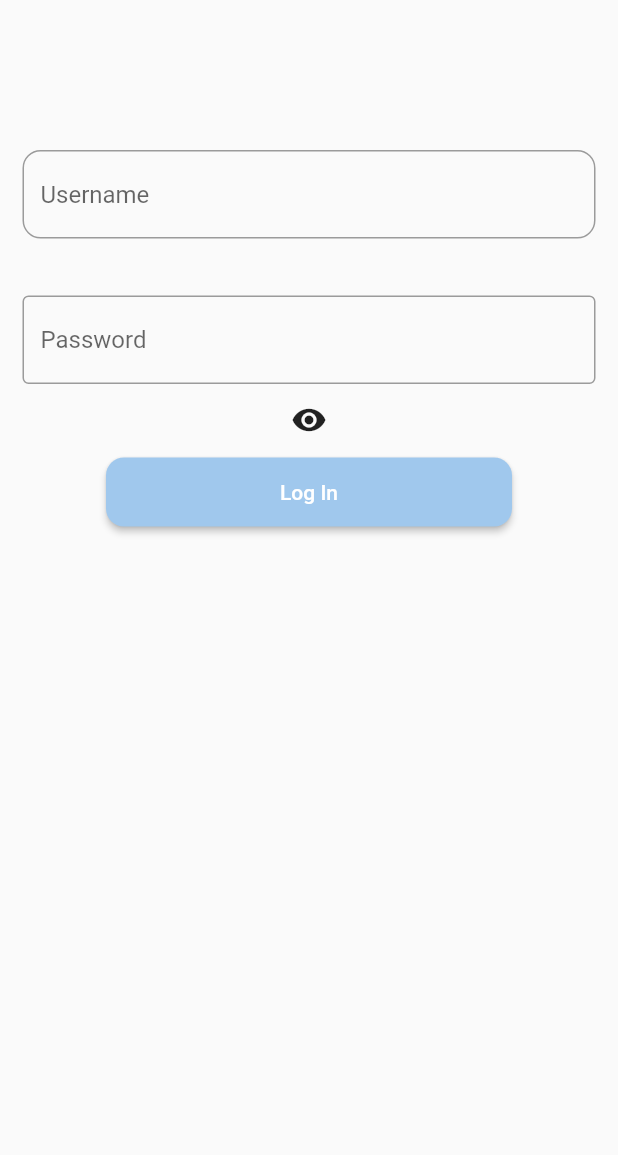
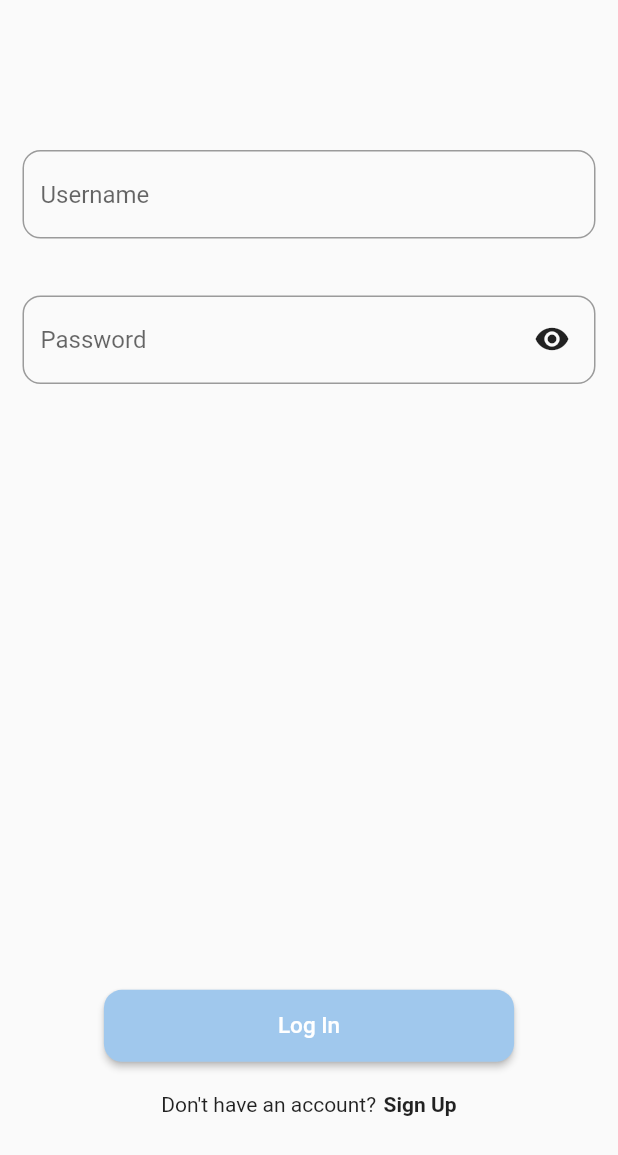
Before and after one commit to yangrchen/comp523-cafe-reservation, a Flutter app: the screen it shows after launch, on a phone screen of 412 x 824 dp. Shown: the top 1155 px of the screen. Run offline on Flutter 3.47's test engine with Material 2 defaults, Android fonts, the phone set to English and light mode, and no system bars; our stand-ins replace cloud_firestore, firebase_auth, firebase_core; accounts and stored records are empty.

Commit message:
Working Firebase account registration; finished registration view

```diff
--- a/cafe_reservation/lib/pages/login_page.dart
+++ b/cafe_reservation/lib/pages/login_page.dart
@@ -1,5 +1,3 @@
-import 'dart:developer';
-
 import 'package:firebase_auth/firebase_auth.dart';
 import 'package:flutter/material.dart';
 
@@ -13,24 +11,55 @@ class LoginPage extends StatefulWidget {
 class _LoginPageState extends State<LoginPage> {
   final _formKey = GlobalKey<FormState>();
   bool _passwordHidden = true;
+  bool _isRegistering = false;
   TextEditingController userController = TextEditingController();
   TextEditingController passwordController = TextEditingController();
+  TextEditingController confirmPasswordController = TextEditingController();
 
   Future<void> _signInWithEmail(String email, String password) async {
-    try {
-      await FirebaseAuth.instance.signInWithEmailAndPassword(
-        email: email,
-        password: password,
+    await FirebaseAuth.instance
+        .signInWithEmailAndPassword(email: email, password: password);
+  }
+
+  Future<void> _registerWithEmail(String email, String password) async {
+    await FirebaseAuth.instance
+        .createUserWithEmailAndPassword(email: email, password: password);
+  }
+
+  void _catchFirebaseAuthError(FirebaseAuthException e) {
+    String errorToShow = '';
+    switch (e.code) {
+      case 'user-not-found':
+        errorToShow = ('No user found for that email');
+        break;
+      case 'invalid-email':
+        errorToShow = 'Email address is not valid';
+        break;
+      case 'wrong-password':
+        errorToShow = 'Invalid password';
+        break;
+      case 'email-already-in-use':
+        errorToShow = 'Email already in use';
+        break;
+      case 'weak-password':
+        errorToShow = 'Password is not strong enough';
+        break;
+      default:
+        errorToShow = e.code.toString();
+    }
+    showDialog<String>(
+      context: context,
+      builder: (BuildContext context) => AlertDialog(
+        title: const Text('Error'),
+        content: Text(errorToShow),
+        actions: <Widget>[
+          TextButton(
+            onPressed: () => Navigator.pop(context, 'Cancel'),
+            child: const Text('Cancel'),
+          ),
+        ],
+      ),
     );
-    } on FirebaseAuthException catch (e) {
-      if (e.code == 'user-not-found') {
-        log('No user found for that email');
-      } else if (e.code == 'wrong-password') {
-        log('Wrong password provided for that email');
-      } else {
-        log(e.code.toString());
-      }
-    }
   }
 
   @override
@@ -57,12 +86,20 @@ class _LoginPageState extends State<LoginPage> {
               },
             ),
             const SizedBox(height: 38.0),
+            Stack(
+              children: <Widget>[
                 TextFormField(
                   controller: passwordController,
                   obscureText: _passwordHidden,
-              decoration: const InputDecoration(
+                  decoration: InputDecoration(
                     hintText: 'Password',
-                border: OutlineInputBorder(),
+                    helperText: _isRegistering
+                        ? 'Passwords should container a combination of letters and numbers and be at least 5 characters long.'
+                        : '',
+                    helperMaxLines: 2,
+                    border: const OutlineInputBorder(
+                      borderRadius: BorderRadius.all(Radius.circular(12.0)),
+                    ),
                   ),
                   validator: (value) {
                     if (value == null || value.isEmpty) {
@@ -71,7 +108,10 @@ class _LoginPageState extends State<LoginPage> {
                     return null;
                   },
                 ),
-            IconButton(
+                Positioned(
+                  top: 5.0,
+                  right: 5.0,
+                  child: IconButton(
                     onPressed: () => setState(() {
                       _passwordHidden = !_passwordHidden;
                     }),
@@ -79,22 +119,57 @@ class _LoginPageState extends State<LoginPage> {
                         ? const Icon(Icons.visibility)
                         : const Icon(Icons.visibility_off),
                   ),
-            ElevatedButton(
+                ),
+              ],
+            ),
+            if (_isRegistering) ...[
+              const SizedBox(height: 25.0),
+              TextFormField(
+                controller: confirmPasswordController,
+                obscureText: _passwordHidden,
+                decoration: const InputDecoration(
+                  hintText: 'Confirm Password',
+                  border: OutlineInputBorder(
+                    borderRadius: BorderRadius.all(Radius.circular(12.0)),
+                  ),
+                ),
+                validator: (value) {
+                  if (value == null || value.isEmpty) {
+                    return 'Please enter some text';
+                  }
+                  if (value != passwordController.text) {
+                    return 'Passwords do not match';
+                  }
+                  return null;
+                },
+              ),
+            ],
+            Expanded(
+              child: Align(
+                alignment: _isRegistering
+                    ? const FractionalOffset(0.5, 0.73)
+                    : const FractionalOffset(0.5, 0.95),
+                child: ElevatedButton(
                   onPressed: () async {
-                // Validate returns true if the form is valid, or false otherwise.
                     if (_formKey.currentState!.validate()) {
-                  // If the form is valid, display a snackbar. In the real world,
-                  // you'd often call a server or save the information in a database.
-                  await _signInWithEmail(
+                      try {
+                        _isRegistering
+                            ? await _registerWithEmail(
+                                userController.text, passwordController.text)
+                            : await _signInWithEmail(
                                 userController.text, passwordController.text);
+                      } on FirebaseAuthException catch (e) {
+                        _catchFirebaseAuthError(e);
+                      }
                     }
                   },
-              child: const Padding(
-                padding:
-                    EdgeInsets.symmetric(horizontal: 100.0, vertical: 15.0),
+                  child: Padding(
+                    padding: const EdgeInsets.symmetric(
+                        horizontal: 100.0, vertical: 15.0),
                     child: Text(
-                  'Log In',
-                  style: TextStyle(color: Colors.white),
+                      _isRegistering ? 'Register' : 'Log In',
+                      style:
+                          const TextStyle(color: Colors.white, fontSize: 15.0),
                     ),
                   ),
                   style: ButtonStyle(
@@ -104,6 +179,27 @@ class _LoginPageState extends State<LoginPage> {
                     ),
                   ),
                 ),
+              ),
+            ),
+            if (!_isRegistering) ...[
+              Row(
+                mainAxisAlignment: MainAxisAlignment.center,
+                children: <Widget>[
+                  const Text("Don't have an account?"),
+                  const SizedBox(width: 5.0),
+                  GestureDetector(
+                    onTap: () {
+                      setState(() {
+                        _isRegistering = true;
+                      });
+                    },
+                    child: const Text('Sign Up',
+                        style: TextStyle(fontWeight: FontWeight.bold)),
+                  ),
+                ],
+              ),
+              const SizedBox(height: 80.0),
+            ]
           ],
         ),
       ),
```
Lines whose indentation alone changed are shown as unchanged.
